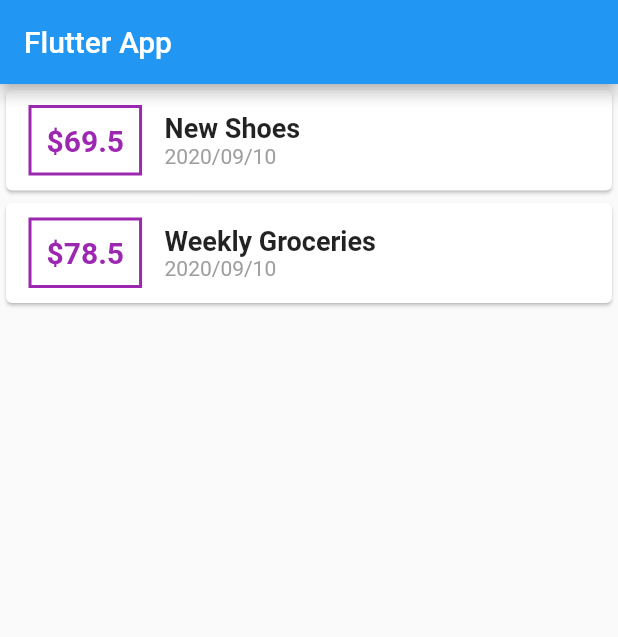
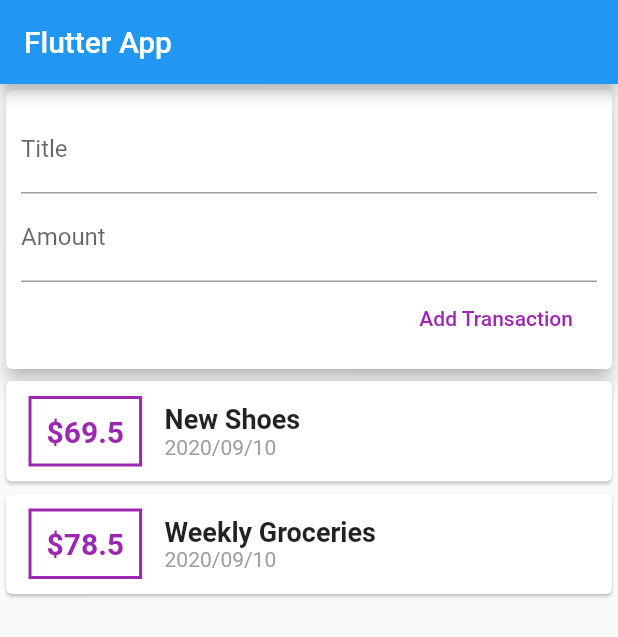
Before and after one commit to mohamed224/flutter_course, a Flutter app: the screen it shows after launch, on a phone screen of 412 x 824 dp. Shown: the top 637 px of the screen. Run offline on Flutter 3.47's test engine with Material 2 defaults, Android fonts, the phone set to English and light mode, and no system bars.

Commit message:
adding text input widgets

```diff
--- a/lib/main.dart
+++ b/lib/main.dart
@@ -29,6 +29,27 @@ class MyHomePage extends StatelessWidget{
         title: Text('Flutter App'),
       ),
       body: Column(
+        children: [
+          Card(
+            elevation: 5,
+            child: Container(
+              padding: EdgeInsets.all(10),
+              child: Column(
+                crossAxisAlignment: CrossAxisAlignment.end,
+                children: [
+                  TextField(decoration: InputDecoration(labelText: 'Title'),),
+                  TextField(decoration: InputDecoration(labelText: 'Amount'),),
+                  FlatButton(
+                    child: Text('Add Transaction'),
+                    textColor: Colors.purple,
+                    onPressed: (){},
+                  )
+
+                ],
+              ),
+            ),
+          ),
+          Column(
             children: transactions.map((tx) =>
               Card(child: Row(
                 children: [
@@ -69,6 +90,8 @@ class MyHomePage extends StatelessWidget{
                 ],
               ),
               )).toList(),),
+        ],
+      ),
     );
   }
 }
```
Lines whose indentation alone changed are shown as unchanged.
